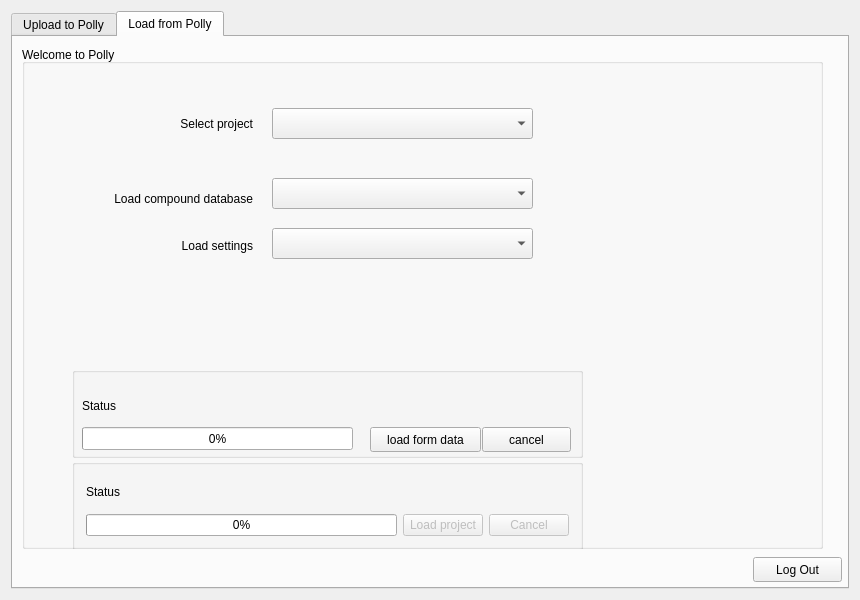
Above: src/gui/mzroll/forms/pollyelmaveninterface.ui from ElucidataInc/ElMaven before the change. Below: the same form after it.
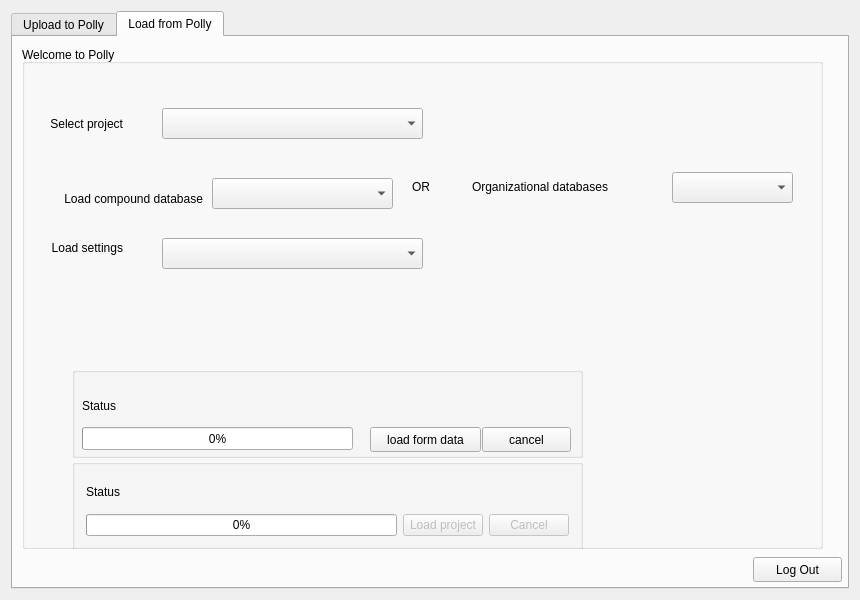
That is the form after the change. The open tabs and pages were chosen to show the change.

Commit message: [WIP] adding button to discuss peaks on polly

```diff
--- a/src/gui/mzroll/forms/pollyelmaveninterface.ui
+++ b/src/gui/mzroll/forms/pollyelmaveninterface.ui
@@ -394,9 +394,9 @@
        <widget class="QLabel" name="label_6">
         <property name="geometry">
          <rect>
-          <x>10</x>
+          <x>0</x>
           <y>50</y>
-          <width>221</width>
+          <width>101</width>
           <height>31</height>
          </rect>
         </property>
@@ -410,7 +410,7 @@
        <widget class="QComboBox" name="comboBox_load_projects">
         <property name="geometry">
          <rect>
-          <x>250</x>
+          <x>140</x>
           <y>50</y>
           <width>261</width>
           <height>31</height>
@@ -466,9 +466,9 @@
        <widget class="QLabel" name="label_2">
         <property name="geometry">
          <rect>
-          <x>10</x>
+          <x>0</x>
           <y>130</y>
-          <width>221</width>
+          <width>181</width>
           <height>21</height>
          </rect>
         </property>
@@ -482,10 +482,10 @@
        <widget class="QLabel" name="label_5">
         <property name="geometry">
          <rect>
-          <x>10</x>
+          <x>0</x>
           <y>180</y>
-          <width>221</width>
-          <height>16</height>
+          <width>101</width>
+          <height>20</height>
          </rect>
         </property>
         <property name="text">
@@ -498,9 +498,9 @@
        <widget class="QComboBox" name="comboBox_load_db">
         <property name="geometry">
          <rect>
-          <x>250</x>
+          <x>190</x>
           <y>120</y>
-          <width>261</width>
+          <width>181</width>
           <height>31</height>
          </rect>
         </property>
@@ -508,8 +508,8 @@
        <widget class="QComboBox" name="comboBox_load_settings">
         <property name="geometry">
          <rect>
-          <x>250</x>
-          <y>170</y>
+          <x>140</x>
+          <y>180</y>
           <width>261</width>
           <height>31</height>
          </rect>
@@ -580,13 +580,49 @@
          </property>
         </widget>
        </widget>
+       <widget class="QLabel" name="label_15">
+        <property name="geometry">
+         <rect>
+          <x>390</x>
+          <y>120</y>
+          <width>31</width>
+          <height>17</height>
+         </rect>
+        </property>
+        <property name="text">
+         <string>OR</string>
+        </property>
+       </widget>
+       <widget class="QComboBox" name="comboBox_organization_DBs">
+        <property name="geometry">
+         <rect>
+          <x>650</x>
+          <y>114</y>
+          <width>121</width>
+          <height>31</height>
+         </rect>
+        </property>
+       </widget>
+       <widget class="QLabel" name="label_16">
+        <property name="geometry">
+         <rect>
+          <x>450</x>
+          <y>120</y>
+          <width>181</width>
+          <height>17</height>
+         </rect>
+        </property>
+        <property name="text">
+         <string>Organizational databases</string>
+        </property>
+       </widget>
       </widget>
       <widget class="QLabel" name="label_welcome_load">
        <property name="geometry">
         <rect>
          <x>9</x>
          <y>9</y>
-         <width>133</width>
+         <width>801</width>
          <height>17</height>
         </rect>
        </property>
```
Left out of the diff: 2 changed lines with no effect on the pictures. The commit also changes 3 other files.
